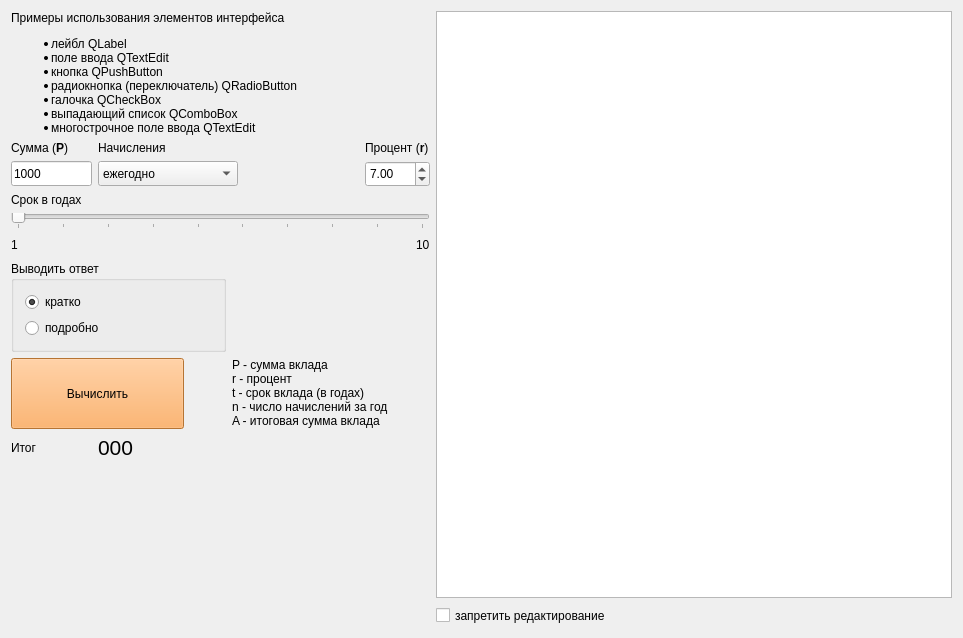
First picture: the form in examples/Qt/example_qt0/mainwindow.ui, repository VetrovSV/OOP, before the edit.
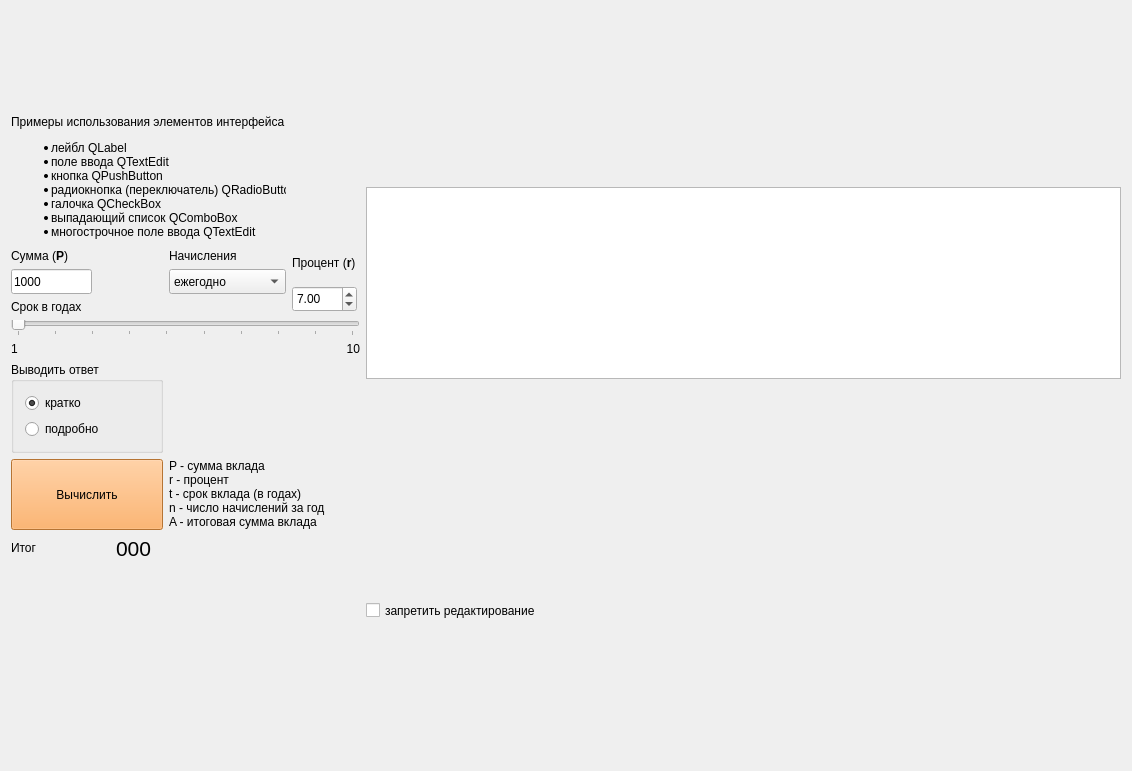
Second picture: the form after the edit. Icons and pictures are not drawn.

```diff
--- a/examples/Qt/example_qt0/mainwindow.ui
+++ b/examples/Qt/example_qt0/mainwindow.ui
@@ -6,22 +6,28 @@
    <rect>
     <x>0</x>
     <y>0</y>
-    <width>963</width>
-    <height>638</height>
+    <width>1132</width>
+    <height>771</height>
    </rect>
   </property>
   <property name="windowTitle">
    <string>Доход по вкладу</string>
   </property>
   <widget class="QWidget" name="centralWidget">
-   <layout class="QGridLayout" name="gridLayout_2" columnstretch="0,1">
-    <item row="0" column="0">
+   <layout class="QGridLayout" name="gridLayout_2">
+    <item row="0" column="0" rowspan="2">
      <layout class="QGridLayout" name="gridLayout">
-      <item row="0" column="0" colspan="3">
+      <item row="0" column="0" colspan="4">
        <widget class="QLabel" name="label_info">
+        <property name="minimumSize">
+         <size>
+          <width>275</width>
+          <height>132</height>
+         </size>
+        </property>
         <property name="maximumSize">
          <size>
-          <width>410</width>
+          <width>275</width>
           <height>132</height>
          </size>
         </property>
@@ -49,28 +55,46 @@
         </property>
        </widget>
       </item>
-      <item row="1" column="0">
+      <item row="1" column="0" colspan="2">
        <widget class="QLabel" name="label_2">
+        <property name="maximumSize">
+         <size>
+          <width>100</width>
+          <height>17</height>
+         </size>
+        </property>
         <property name="text">
          <string>&lt;html&gt;&lt;head/&gt;&lt;body&gt;&lt;p&gt;Сумма (&lt;span style=&quot; font-weight:600;&quot;&gt;P&lt;/span&gt;)&lt;/p&gt;&lt;/body&gt;&lt;/html&gt;</string>
         </property>
        </widget>
       </item>
-      <item row="1" column="1">
+      <item row="1" column="3">
        <widget class="QLabel" name="label_3">
+        <property name="maximumSize">
+         <size>
+          <width>86</width>
+          <height>17</height>
+         </size>
+        </property>
         <property name="text">
          <string>Начисления</string>
         </property>
        </widget>
       </item>
-      <item row="1" column="3">
+      <item row="1" column="4" rowspan="2" colspan="2">
        <widget class="QLabel" name="label_4">
+        <property name="maximumSize">
+         <size>
+          <width>148</width>
+          <height>17</height>
+         </size>
+        </property>
         <property name="text">
          <string>&lt;html&gt;&lt;head/&gt;&lt;body&gt;&lt;p&gt;Процент (&lt;span style=&quot; font-weight:600;&quot;&gt;r&lt;/span&gt;)&lt;/p&gt;&lt;/body&gt;&lt;/html&gt;</string>
         </property>
        </widget>
       </item>
-      <item row="2" column="0">
+      <item row="2" column="0" rowspan="2" colspan="3">
        <widget class="QLineEdit" name="lineEdit_sum">
         <property name="minimumSize">
          <size>
@@ -89,7 +113,7 @@
         </property>
        </widget>
       </item>
-      <item row="2" column="1" colspan="2">
+      <item row="2" column="3" rowspan="2">
        <widget class="QComboBox" name="comboBox_n">
         <property name="maximumSize">
          <size>
@@ -114,14 +138,8 @@
         </item>
        </widget>
       </item>
-      <item row="2" column="3">
+      <item row="3" column="4" rowspan="2" colspan="2">
        <widget class="QDoubleSpinBox" name="spinBox_percent">
-        <property name="minimumSize">
-         <size>
-          <width>65</width>
-          <height>26</height>
-         </size>
-        </property>
         <property name="maximumSize">
          <size>
           <width>65</width>
@@ -136,21 +154,21 @@
         </property>
        </widget>
       </item>
-      <item row="3" column="0">
+      <item row="4" column="0" colspan="3">
        <widget class="QLabel" name="label_5">
+        <property name="maximumSize">
+         <size>
+          <width>192</width>
+          <height>17</height>
+         </size>
+        </property>
         <property name="text">
          <string>Срок в годах</string>
         </property>
        </widget>
       </item>
-      <item row="4" column="0" colspan="4">
+      <item row="5" column="0" colspan="6">
        <widget class="QSlider" name="slider_t">
-        <property name="minimumSize">
-         <size>
-          <width>419</width>
-          <height>16</height>
-         </size>
-        </property>
         <property name="maximumSize">
          <size>
           <width>420</width>
@@ -180,35 +198,37 @@
         </property>
        </widget>
       </item>
-      <item row="5" column="0" colspan="2">
-       <layout class="QHBoxLayout" name="horizontalLayout">
-        <property name="spacing">
-         <number>0</number>
+      <item row="6" column="0">
+       <widget class="QLabel" name="label_6">
+        <property name="text">
+         <string>1</string>
         </property>
-        <item>
-         <widget class="QLabel" name="label_6">
-          <property name="text">
-           <string>1</string>
-          </property>
-         </widget>
-        </item>
-        <item>
-         <spacer name="horizontalSpacer">
-          <property name="orientation">
-           <enum>Qt::Horizontal</enum>
-          </property>
-          <property name="sizeHint" stdset="0">
-           <size>
-            <width>40</width>
-            <height>20</height>
-           </size>
-          </property>
-         </spacer>
-        </item>
-       </layout>
+       </widget>
       </item>
-      <item row="6" column="0" colspan="2">
+      <item row="6" column="5">
+       <widget class="QLabel" name="label_7">
+        <property name="maximumSize">
+         <size>
+          <width>77</width>
+          <height>22</height>
+         </size>
+        </property>
+        <property name="text">
+         <string>10</string>
+        </property>
+        <property name="alignment">
+         <set>Qt::AlignRight|Qt::AlignTrailing|Qt::AlignVCenter</set>
+        </property>
+       </widget>
+      </item>
+      <item row="7" column="0" colspan="3">
        <widget class="QGroupBox" name="groupBox_verbose">
+        <property name="maximumSize">
+         <size>
+          <width>192</width>
+          <height>111</height>
+         </size>
+        </property>
         <property name="title">
          <string>Выводить ответ</string>
         </property>
@@ -233,7 +253,7 @@
         </layout>
        </widget>
       </item>
-      <item row="6" column="2" colspan="2">
+      <item row="7" column="3" colspan="3">
        <widget class="QLabel" name="label_formula">
         <property name="maximumSize">
          <size>
@@ -252,7 +272,7 @@
         </property>
        </widget>
       </item>
-      <item row="7" column="0" colspan="2">
+      <item row="8" column="0" colspan="3">
        <widget class="QPushButton" name="pushButton_calc">
         <property name="minimumSize">
          <size>
@@ -275,8 +295,14 @@
         </property>
        </widget>
       </item>
-      <item row="7" column="2" colspan="2">
+      <item row="8" column="3" colspan="2">
        <widget class="QLabel" name="label_legend">
+        <property name="maximumSize">
+         <size>
+          <width>231</width>
+          <height>85</height>
+         </size>
+        </property>
         <property name="text">
          <string>P - сумма вклада
 r - процент
@@ -289,15 +315,27 @@
         </property>
        </widget>
       </item>
-      <item row="8" column="0">
+      <item row="9" column="0">
        <widget class="QLabel" name="label">
+        <property name="maximumSize">
+         <size>
+          <width>100</width>
+          <height>24</height>
+         </size>
+        </property>
         <property name="text">
          <string>Итог</string>
         </property>
        </widget>
       </item>
-      <item row="8" column="1">
+      <item row="9" column="2">
        <widget class="QLabel" name="label_result">
+        <property name="maximumSize">
+         <size>
+          <width>86</width>
+          <height>24</height>
+         </size>
+        </property>
         <property name="font">
          <font>
           <pointsize>16</pointsize>
@@ -308,29 +346,29 @@
         </property>
        </widget>
       </item>
-      <item row="5" column="3" alignment="Qt::AlignRight">
-       <widget class="QLabel" name="label_7">
-        <property name="text">
-         <string>10</string>
+      <item row="10" column="1" colspan="2">
+       <spacer name="verticalSpacer_2">
+        <property name="orientation">
+         <enum>Qt::Vertical</enum>
         </property>
-       </widget>
+        <property name="sizeHint" stdset="0">
+         <size>
+          <width>73</width>
+          <height>13</height>
+         </size>
+        </property>
+       </spacer>
       </item>
      </layout>
     </item>
-    <item row="0" column="1" rowspan="2">
+    <item row="0" column="1">
      <widget class="QTextEdit" name="textEdit_report">
       <property name="sizePolicy">
-       <sizepolicy hsizetype="Expanding" vsizetype="Expanding">
+       <sizepolicy hsizetype="Expanding" vsizetype="Fixed">
         <horstretch>0</horstretch>
         <verstretch>0</verstretch>
        </sizepolicy>
       </property>
-      <property name="minimumSize">
-       <size>
-        <width>505</width>
-        <height>514</height>
-       </size>
-      </property>
       <property name="sizeIncrement">
        <size>
         <width>0</width>
@@ -339,20 +377,7 @@
       </property>
      </widget>
     </item>
-    <item row="1" column="0" rowspan="2">
-     <spacer name="verticalSpacer">
-      <property name="orientation">
-       <enum>Qt::Vertical</enum>
-      </property>
-      <property name="sizeHint" stdset="0">
-       <size>
-        <width>20</width>
-        <height>69</height>
-       </size>
-      </property>
-     </spacer>
-    </item>
-    <item row="2" column="1">
+    <item row="1" column="1">
      <widget class="QCheckBox" name="checkBox_read_only">
       <property name="maximumSize">
        <size>
```
